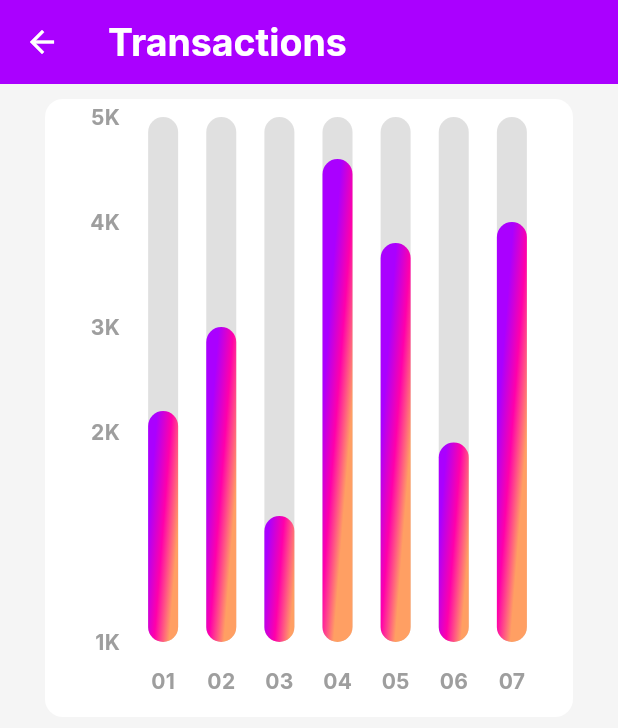
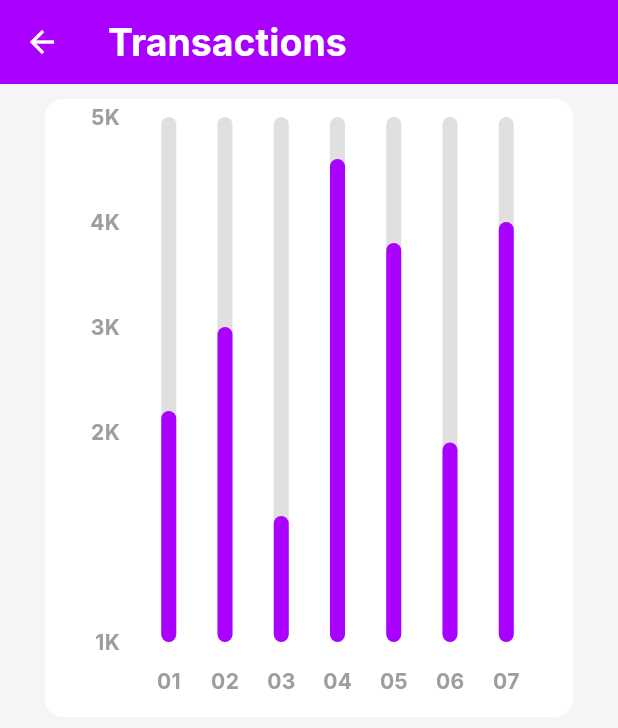
Before and after one commit to IshanKarki/Khutruke, a Flutter app: the screen it shows after launch, after a tap on "Total Expenses this month", on a phone screen of 412 x 824 dp. Shown: the top 728 px of the screen. Run offline on Flutter 3.47's test engine with Material 3 defaults, Android fonts, the phone set to English and light mode, and no system bars; drawn by our look-alikes of fl_chart; our stand-ins replace font_awesome_flutter, google_fonts.

Commit message:
Fifth commit

```diff
--- a/lib/screens/home/views/chart.dart
+++ b/lib/screens/home/views/chart.dart
@@ -1,5 +1,4 @@
-
-import 'dart:math';
+// import 'dart:math';
 import 'package:fl_chart/fl_chart.dart';
 import 'package:flutter/material.dart';
 
@@ -13,9 +12,7 @@ class MyChart extends StatefulWidget {
 class _MyChartState extends State<MyChart> {
   @override
   Widget build(BuildContext context) {
-    return BarChart(
-      mainBarData(),
-    );
+    return BarChart(mainBarData());
   }
 
   BarChartGroupData makeGroupData(int x, double y) {
@@ -23,23 +20,24 @@ class _MyChartState extends State<MyChart> {
       x: x,
       barRods: [
         BarChartRodData(
+          color: Theme.of(context).colorScheme.primary,
           toY: y,
-          gradient: LinearGradient(
-            colors: [
-              Theme.of(context).colorScheme.primary,
-              Theme.of(context).colorScheme.secondary,
-              Theme.of(context).colorScheme.tertiary,
-            ],
-            transform: const GradientRotation(pi / 40),
-          ),
-          width: 20,
+          // gradient: LinearGradient(
+          //   colors: [
+          //     Theme.of(context).colorScheme.primary,
+          //     Theme.of(context).colorScheme.secondary,
+          //     Theme.of(context).colorScheme.tertiary,
+          //   ],
+          //   transform: const GradientRotation(pi / 40),
+          // ),
+          width: 10,
           backDrawRodData: BackgroundBarChartRodData(
             show: true,
             toY: 5,
-            color: Colors.grey.shade300
-          )
-        )
-      ]
+            color: Colors.grey.shade300,
+          ),
+        ),
+      ],
     );
   }
 
@@ -69,18 +67,16 @@ class _MyChartState extends State<MyChart> {
       titlesData: FlTitlesData(
         show: true,
         rightTitles: const AxisTitles(
-          sideTitles: SideTitles(showTitles: false)
+          sideTitles: SideTitles(showTitles: false),
         ),
 
-        topTitles: const AxisTitles(
-          sideTitles: SideTitles(showTitles: false)
-        ),
+        topTitles: const AxisTitles(sideTitles: SideTitles(showTitles: false)),
         bottomTitles: AxisTitles(
           sideTitles: SideTitles(
             showTitles: true,
             reservedSize: 38,
             getTitlesWidget: getTiles,
-          )
+          ),
         ),
         leftTitles: AxisTitles(
           sideTitles: SideTitles(
@@ -90,9 +86,7 @@ class _MyChartState extends State<MyChart> {
           ),
         ),
       ),
-      borderData: FlBorderData(
-        show: false
-      ),
+      borderData: FlBorderData(show: false),
       gridData: const FlGridData(show: false),
       barGroups: showingGroups(),
     );
@@ -143,7 +137,7 @@ class _MyChartState extends State<MyChart> {
     );
   }
 
-   Widget leftTitles(double value, TitleMeta meta) {
+  Widget leftTitles(double value, TitleMeta meta) {
     const style = TextStyle(
       color: Colors.grey,
       fontWeight: FontWeight.bold,
--- a/lib/screens/home/views/main_screen.dart
+++ b/lib/screens/home/views/main_screen.dart
@@ -153,9 +153,9 @@ class _MainScreenState extends State<MainScreen> {
                                   color: Colors.white30,
                                   shape: BoxShape.circle,
                                 ),
-                                child: const Center(
+                                child: Center(
                                   child: Icon(
-                                    CupertinoIcons.arrow_down,
+                                    CupertinoIcons.arrowtriangle_down_fill,
                                     size: 14,
                                     color: Colors.greenAccent,
                                   ),
@@ -194,11 +194,11 @@ class _MainScreenState extends State<MainScreen> {
                                   color: Colors.white30,
                                   shape: BoxShape.circle,
                                 ),
-                                child: const Center(
+                                child: Center(
                                   child: Icon(
-                                    CupertinoIcons.arrow_up,
+                                    CupertinoIcons.arrowtriangle_up_fill,
                                     size: 14,
-                                    color: Colors.red,
+                                    color: Colors.red.shade700,
                                   ),
                                 ),
                               ),
```
